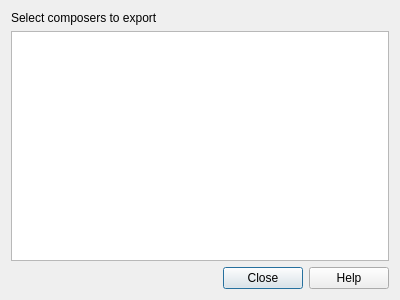
Above: printtemplatescreator/ui/composersdialogbase.ui from planetfederal/qgis-templatescreator-plugin before the change. Below: the same form after it.
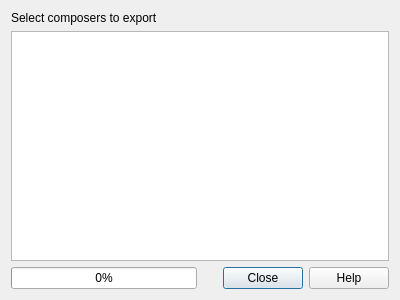
That is the form after the change.

Commit message: added export to JSON

What changed in the file:
```diff
--- a/printtemplatescreator/ui/composersdialogbase.ui
+++ b/printtemplatescreator/ui/composersdialogbase.ui
@@ -13,15 +13,15 @@
   <property name="windowTitle">
    <string>Print Templates Creator</string>
   </property>
-  <layout class="QVBoxLayout" name="verticalLayout">
-   <item>
+  <layout class="QGridLayout" name="gridLayout">
+   <item row="0" column="0">
     <widget class="QLabel" name="label">
      <property name="text">
       <string>Select composers to export</string>
      </property>
     </widget>
    </item>
-   <item>
+   <item row="1" column="0" colspan="2">
     <widget class="QListWidget" name="lstComposers">
      <property name="editTriggers">
       <set>QAbstractItemView::NoEditTriggers</set>
@@ -34,7 +34,14 @@
      </property>
     </widget>
    </item>
-   <item>
+   <item row="2" column="0">
+    <widget class="QProgressBar" name="progressBar">
+     <property name="value">
+      <number>0</number>
+     </property>
+    </widget>
+   </item>
+   <item row="2" column="1">
     <widget class="QDialogButtonBox" name="buttonBox">
      <property name="orientation">
       <enum>Qt::Horizontal</enum>
```
The commit also changes 2 other files.
